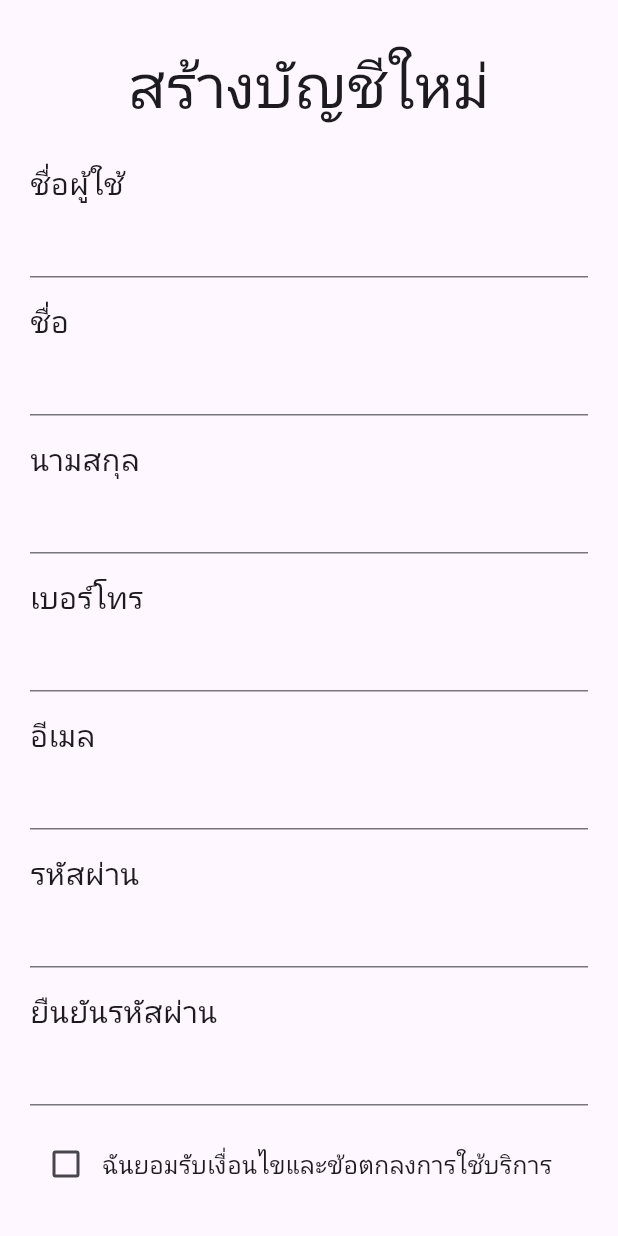
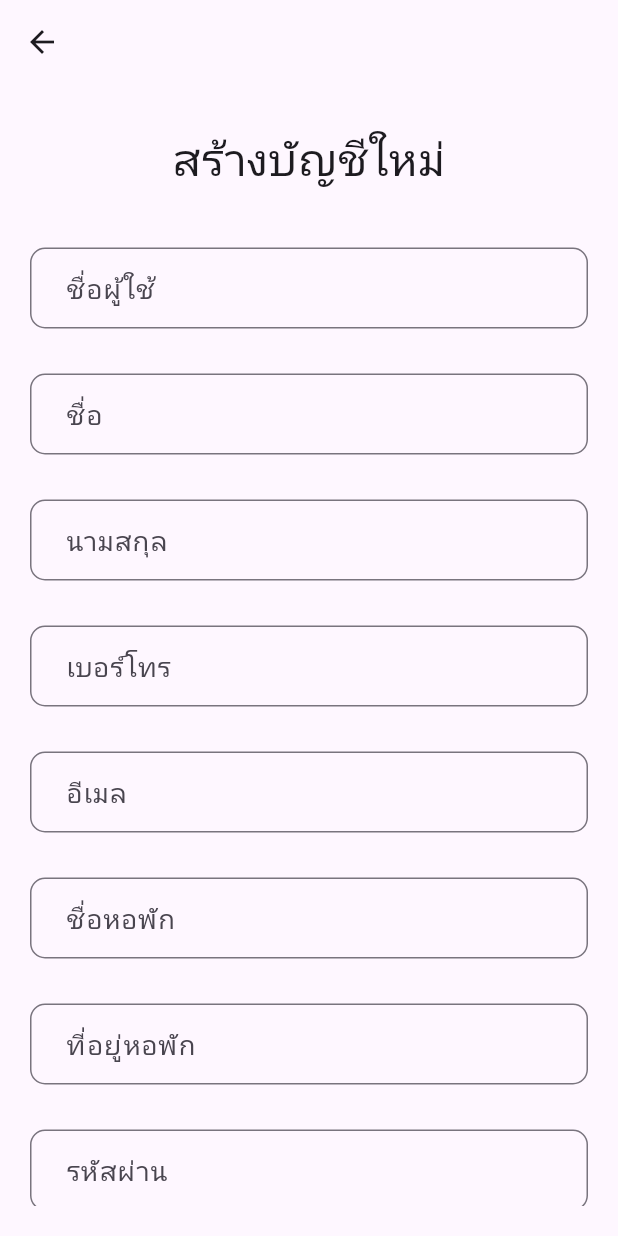
Before and after one commit to caster25/Dormitory-Booking-Application-Affiliated-with-University, a Flutter app: the RegisterownerScreen screen opened directly, on a phone screen of 412 x 824 dp. Run offline on Flutter 3.47's test engine with Material 3 defaults, Android fonts, the phone set to English and light mode, and no system bars; our stand-ins replace carousel_slider, cloud_firestore, curved_navigation_bar, firebase_auth, firebase_core, firebase_messaging and 7 more; accounts and stored records are empty.

Commit message:
edit login, register, role, registerowner, add terms and condition

```diff
--- a/lib/screen/login.dart
+++ b/lib/screen/login.dart
@@ -1,6 +1,5 @@
 import 'package:cloud_firestore/cloud_firestore.dart';
 import 'package:dorm_app/screen/homepage.dart';
-import 'package:dorm_app/screen/owner/ownerhome.dart';
 import 'package:dorm_app/screen/register.dart';
 import 'package:firebase_auth/firebase_auth.dart';
 import 'package:firebase_core/firebase_core.dart';
@@ -9,7 +8,8 @@ import 'package:google_fonts/google_fonts.dart';
 
 // ฟังก์ชันสำหรับดึง role ของผู้ใช้จาก Firestore
 Future<String?> getUserRole(String userId) async {
-  DocumentSnapshot doc = await FirebaseFirestore.instance.collection('users').doc(userId).get();
+  DocumentSnapshot doc =
+      await FirebaseFirestore.instance.collection('users').doc(userId).get();
 
   if (doc.exists) {
     return doc['role'];
@@ -37,7 +37,6 @@ class _LoginScreenState extends State<LoginScreen> {
     return showDialog<void>(
       context: context,
       barrierDismissible: false,
-
       builder: (BuildContext context) {
         return AlertDialog(
           shape: RoundedRectangleBorder(
--- a/lib/screen/owner/registerowner.dart
+++ b/lib/screen/owner/registerowner.dart
@@ -1,3 +1,4 @@
+import 'package:dorm_app/screen/terms_and_conditions.dart';
 import 'package:firebase_auth/firebase_auth.dart';
 import 'package:cloud_firestore/cloud_firestore.dart';
 import 'package:flutter/material.dart';
@@ -15,12 +16,17 @@ class _RegisterFormState extends State<RegisterownerScreen> {
   final _formKey = GlobalKey<FormState>();
   final userProfile profile = userProfile(); // Instance of userProfile
   final TextEditingController _passwordController = TextEditingController();
-  final TextEditingController _confirmPasswordController = TextEditingController();
+  final TextEditingController _confirmPasswordController =
+      TextEditingController();
   final TextEditingController _usernameController = TextEditingController();
   final TextEditingController _firstnameController = TextEditingController();
   final TextEditingController _lastnameController = TextEditingController();
   final TextEditingController _numphoneController = TextEditingController();
   final TextEditingController _emailController = TextEditingController();
+  final TextEditingController _dormitoryNameController =
+      TextEditingController();
+  final TextEditingController _dormitoryAddressController =
+      TextEditingController();
   bool _acceptTerms = false;
 
   final auth = FirebaseAuth.instance;
@@ -29,7 +35,7 @@ class _RegisterFormState extends State<RegisterownerScreen> {
   void _showErrorDialog(BuildContext context, String message) {
     showDialog(
       context: context,
-    barrierDismissible: false, // ไม่อนุญาตให้ผู้ใช้ปิด dialog โดยการคลิกนอก dialog
+      barrierDismissible: false,
       builder: (BuildContext context) {
         return AlertDialog(
           title: const Text('เกิดข้อผิดพลาด'),
@@ -47,18 +53,21 @@ void _showErrorDialog(BuildContext context, String message) {
     );
   }
 
-// ในฟังก์ชัน _register ของคุณ
   void _register() async {
     if (_formKey.currentState!.validate()) {
       if (!_acceptTerms) {
-      ScaffoldMessenger.of(context).showSnackBar(
-        const SnackBar(content: Text('กรุณายอมรับเงื่อนไข')),
+        Navigator.push(
+          context,
+          MaterialPageRoute(
+            builder: (context) => const TermsAndConditionsScreen(),
+          ),
         );
         return;
       }
 
       try {
-      UserCredential userCredential = await auth.createUserWithEmailAndPassword(
+        UserCredential userCredential =
+            await auth.createUserWithEmailAndPassword(
           email: _emailController.text,
           password: _passwordController.text,
         );
@@ -71,6 +80,7 @@ void _register() async {
             'lastname': _lastnameController.text,
             'numphone': _numphoneController.text,
             'email': _emailController.text,
+            'dormitoryname': _dormitoryNameController,
             'role': 'owner',
           });
 
@@ -78,21 +88,18 @@ void _register() async {
           _passwordController.clear();
           _confirmPasswordController.clear();
           Navigator.pushReplacement(
-          // ignore: use_build_context_synchronously
             context,
             MaterialPageRoute(builder: (context) => const LoginScreen()),
           );
         }
       } on FirebaseAuthException catch (e) {
         if (e.code == 'email-already-in-use') {
-        // ignore: use_build_context_synchronously
-        _showErrorDialog(context, 'อีเมลนี้มีการใช้งานแล้ว กรุณาใช้อีเมลอื่น');
+          _showErrorDialog(
+              context, 'อีเมลนี้มีการใช้งานแล้ว กรุณาใช้อีเมลอื่น');
         } else {
-        // ignore: use_build_context_synchronously
           _showErrorDialog(context, 'Registration error: ${e.message}');
         }
       } catch (e) {
-      // ignore: use_build_context_synchronously
         _showErrorDialog(context, 'Error: $e');
       }
     } else {
@@ -102,9 +109,32 @@ void _register() async {
     }
   }
 
+  InputDecoration _buildInputDecoration(String labelText) {
+    return InputDecoration(
+      labelText: labelText,
+      labelStyle: const TextStyle(fontSize: 18),
+      border: OutlineInputBorder(
+        borderRadius: BorderRadius.circular(10),
+      ),
+      focusedBorder: OutlineInputBorder(
+        borderRadius: BorderRadius.circular(10),
+        borderSide: const BorderSide(color: Colors.blue, width: 2),
+      ),
+      contentPadding: const EdgeInsets.symmetric(horizontal: 20, vertical: 15),
+    );
+  }
+
   @override
   Widget build(BuildContext context) {
     return Scaffold(
+      appBar: AppBar(
+        leading: IconButton(
+          icon: const Icon(Icons.arrow_back),
+          onPressed: () {
+            Navigator.pop(context);
+          },
+        ),
+      ),
       body: Padding(
         padding: const EdgeInsets.all(20),
         child: Form(
@@ -118,15 +148,15 @@ void _register() async {
                   child: Center(
                     child: Column(
                       children: [
-                        Text('สร้างบัญชีใหม่', style: TextStyle(fontSize: 40)),
+                        Text('สร้างบัญชีใหม่', style: TextStyle(fontSize: 30)),
                       ],
                     ),
                   ),
                 ),
-                const SizedBox(height: 15),
-                const Text('ชื่อผู้ใช้', style: TextStyle(fontSize: 20)),
+                const SizedBox(height: 30),
                 TextFormField(
                   controller: _usernameController,
+                  decoration: _buildInputDecoration('ชื่อผู้ใช้'),
                   validator: (value) {
                     if (value == null || value.isEmpty) {
                       return 'กรุณากรอกชื่อผู้ใช้';
@@ -134,10 +164,10 @@ void _register() async {
                     return null;
                   },
                 ),
-                const SizedBox(height: 15),
-                const Text('ชื่อ', style: TextStyle(fontSize: 20)),
+                const SizedBox(height: 30),
                 TextFormField(
                   controller: _firstnameController,
+                  decoration: _buildInputDecoration('ชื่อ'),
                   validator: (value) {
                     if (value == null || value.isEmpty) {
                       return 'กรุณากรอกชื่อ';
@@ -145,10 +175,10 @@ void _register() async {
                     return null;
                   },
                 ),
-                const SizedBox(height: 15),
-                const Text('นามสกุล', style: TextStyle(fontSize: 20)),
+                const SizedBox(height: 30),
                 TextFormField(
                   controller: _lastnameController,
+                  decoration: _buildInputDecoration('นามสกุล'),
                   validator: (value) {
                     if (value == null || value.isEmpty) {
                       return 'กรุณากรอกนามสกุล';
@@ -156,10 +186,10 @@ void _register() async {
                     return null;
                   },
                 ),
-                const SizedBox(height: 15),
-                const Text('เบอร์โทร', style: TextStyle(fontSize: 20)),
+                const SizedBox(height: 30),
                 TextFormField(
                   controller: _numphoneController,
+                  decoration: _buildInputDecoration('เบอร์โทร'),
                   keyboardType: TextInputType.phone,
                   validator: (value) {
                     if (value == null || value.isEmpty) {
@@ -171,10 +201,10 @@ void _register() async {
                     return null;
                   },
                 ),
-                const SizedBox(height: 15),
-                const Text('อีเมล', style: TextStyle(fontSize: 20)),
+                const SizedBox(height: 30),
                 TextFormField(
                   controller: _emailController,
+                  decoration: _buildInputDecoration('อีเมล'),
                   keyboardType: TextInputType.emailAddress,
                   validator: (value) {
                     if (value == null || value.isEmpty) {
@@ -186,10 +216,32 @@ void _register() async {
                     return null;
                   },
                 ),
-                const SizedBox(height: 15),
-                const Text('รหัสผ่าน', style: TextStyle(fontSize: 20)),
+                const SizedBox(height: 30),
+                TextFormField(
+                  controller: _dormitoryNameController,
+                  decoration: _buildInputDecoration('ชื่อหอพัก'),
+                  validator: (value) {
+                    if (value == null || value.isEmpty) {
+                      return 'กรุณากรอกชื่อหอพัก';
+                    }
+                    return null;
+                  },
+                ),
+                const SizedBox(height: 30),
+                TextFormField(
+                  controller: _dormitoryAddressController,
+                  decoration: _buildInputDecoration('ที่อยู่หอพัก'),
+                  validator: (value) {
+                    if (value == null || value.isEmpty) {
+                      return 'กรุณากรอกที่อยู่หอพัก';
+                    }
+                    return null;
+                  },
+                ),
+                const SizedBox(height: 30),
                 TextFormField(
                   controller: _passwordController,
+                  decoration: _buildInputDecoration('รหัสผ่าน'),
                   obscureText: true,
                   validator: (value) {
                     if (value == null || value.isEmpty) {
@@ -201,10 +253,10 @@ void _register() async {
                     return null;
                   },
                 ),
-                const SizedBox(height: 15),
-                const Text('ยืนยันรหัสผ่าน', style: TextStyle(fontSize: 20)),
+                const SizedBox(height: 30),
                 TextFormField(
                   controller: _confirmPasswordController,
+                  decoration: _buildInputDecoration('ยืนยันรหัสผ่าน'),
                   obscureText: true,
                   validator: (value) {
                     if (value != _passwordController.text) {
@@ -213,38 +265,23 @@ void _register() async {
                     return null;
                   },
                 ),
-                const SizedBox(height: 15),
-                Row(
-                  children: [
-                    Checkbox(
-                      value: _acceptTerms,
-                      onChanged: (value) {
-                        setState(() {
-                          _acceptTerms = value!;
-                        });
-                      },
-                    ),
-                    const Text(
-                      'ฉันยอมรับเงื่อนไขและข้อตกลงการใช้บริการ',
-                      style: TextStyle(fontSize: 16),
-                    ),
-                  ],
-                ),
-                const SizedBox(height: 15),
+                const SizedBox(height: 30),
                 SizedBox(
                   width: double.infinity,
                   child: ElevatedButton(
                     onPressed: _register,
-                    child: const Text('ลงทะเบียน', style: TextStyle(fontSize: 20)),
+                    child:
+                        const Text('ลงทะเบียน', style: TextStyle(fontSize: 20)),
                   ),
                 ),
-                const SizedBox(height: 10),
+                const SizedBox(height: 30),
                 Center(
                   child: TextButton(
                     onPressed: () {
                       Navigator.push(
                         context,
-                        MaterialPageRoute(builder: (context) => const LoginScreen()),
+                        MaterialPageRoute(
+                            builder: (context) => const LoginScreen()),
                       );
                     },
                     child: const Text(
--- a/lib/screen/role.dart
+++ b/lib/screen/role.dart
@@ -49,8 +49,8 @@ class RoleScreen extends StatelessWidget {
                   height: 100,
                   child: ElevatedButton.icon(
                     onPressed: () {
-                      Navigator.push(context,
-                        MaterialPageRoute(builder: (context) {
+                      Navigator.push(context, MaterialPageRoute(
+                        builder: (context) {
                           return const RegisterownerScreen();
                         },
                       ));
```
Also changed, not shown: lib/screen/register.dart (+16 -26 lines), lib/screen/terms_and_conditions.dart (added, +175 -0 lines). Lines whose indentation alone changed are shown as unchanged.
